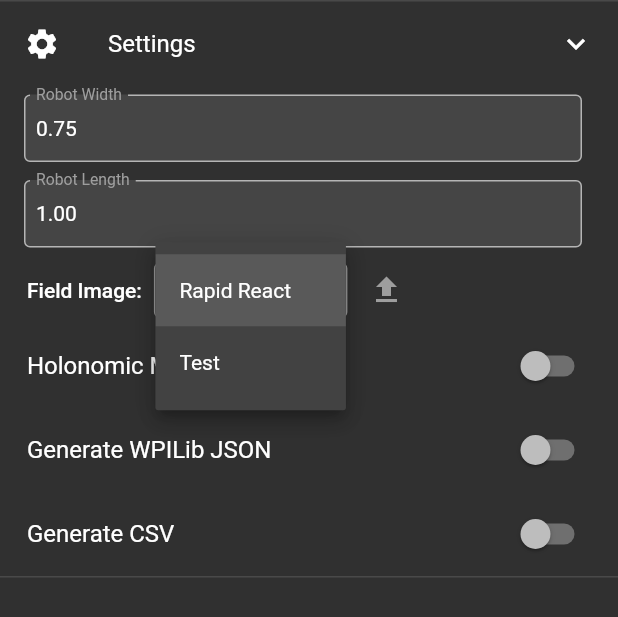
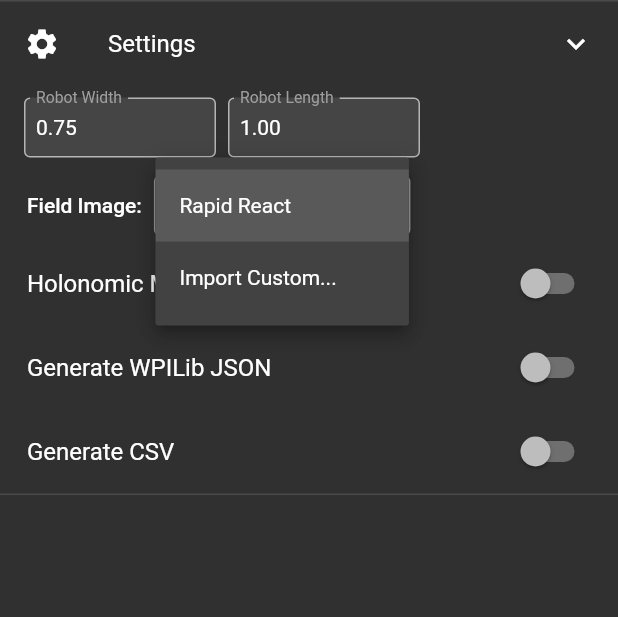
Before and after one commit to mjansen4857/pathplanner, a Flutter app: the SettingsTile widget shown alone on an empty page, opened directly, after a tap on "Settings", after a tap on "Rapid React", on a phone screen of 412 x 824 dp. Shown: the top 617 px of the screen. Run offline on Flutter 3.47's test engine with Material 2 defaults, Android fonts, the phone set to English and light mode, and no system bars; our stand-ins replace flutter_slidable, shared_preferences, tuple, visibility_detector; missing offline and left inert: bitsdojo_window, file_selector, function_tree, github, image_size_getter, macos_secure_bookmarks and 3 more; accounts and stored records are empty.

Commit message:
better field image select ui

```diff
--- a/lib/widgets/drawer_tiles/settings_tile.dart
+++ b/lib/widgets/drawer_tiles/settings_tile.dart
@@ -28,7 +28,6 @@ class _SettingsTileState extends State<SettingsTile>
   bool _generateCSV = false;
   List<FieldImage> _fieldImages = [
     FieldImage.official(OfficialField.RapidReact),
-    FieldImage.official(OfficialField.Test),
   ];
   FieldImage? _selectedField;
 
@@ -87,6 +86,11 @@ class _SettingsTileState extends State<SettingsTile>
         style: TextStyle(color: Colors.white),
       ),
       children: [
+        Padding(
+          padding: const EdgeInsets.only(left: 16, right: 24),
+          child: Row(
+            mainAxisSize: MainAxisSize.max,
+            children: [
               buildTextField(context, 'Robot Width', (value) {
                 if (value != null && _prefs != null) {
                   _prefs!.setDouble('robotWidth', value);
@@ -98,6 +102,7 @@ class _SettingsTileState extends State<SettingsTile>
                   widget.onSettingsChanged!.call();
                 }
               }, _width.toStringAsFixed(2)),
+              SizedBox(width: 8),
               buildTextField(context, 'Robot Length', (value) {
                 if (value != null && _prefs != null) {
                   _prefs!.setDouble('robotLength', value);
@@ -109,6 +114,9 @@ class _SettingsTileState extends State<SettingsTile>
                   widget.onSettingsChanged!.call();
                 }
               }, _length.toStringAsFixed(2)),
+            ],
+          ),
+        ),
         buildFieldImageDropdown(context),
         SwitchListTile(
           value: _holonomic,
@@ -177,9 +185,10 @@ class _SettingsTileState extends State<SettingsTile>
   Widget buildTextField(BuildContext context, String label,
       ValueChanged? onSubmitted, String text) {
     return Padding(
-      padding: const EdgeInsets.fromLTRB(16, 6, 24, 6),
+      padding: const EdgeInsets.symmetric(vertical: 8.0),
       child: Container(
-        height: 45,
+        height: 40,
+        width: 128,
         child: TextField(
           onSubmitted: (val) {
             if (onSubmitted != null) {
@@ -215,7 +224,7 @@ class _SettingsTileState extends State<SettingsTile>
     return Padding(
       padding: EdgeInsets.fromLTRB(18, 0, 24, 0),
       child: Container(
-        height: 45,
+        height: 48,
         child: Row(
           children: [
             Text(
@@ -226,7 +235,7 @@ class _SettingsTileState extends State<SettingsTile>
             Padding(
               padding: const EdgeInsets.symmetric(vertical: 4),
               child: Container(
-                width: 129,
+                width: 171,
                 decoration: BoxDecoration(
                   color: Colors.grey[800],
                   borderRadius: BorderRadius.circular(4),
@@ -238,37 +247,39 @@ class _SettingsTileState extends State<SettingsTile>
                         .copyWith(canvasColor: Colors.grey[800]),
                     child: ButtonTheme(
                       alignedDropdown: true,
-                      child: DropdownButton<FieldImage>(
+                      child: DropdownButton<FieldImage?>(
                         value: _selectedField,
                         isExpanded: true,
                         underline: Container(),
                         icon: Icon(Icons.arrow_drop_down),
                         style: TextStyle(fontSize: 14),
                         onChanged: (FieldImage? newValue) {
+                          if (newValue != null) {
                             setState(() {
                               _selectedField = newValue;
                             });
+                          } else {
+                            // Import new image
+                          }
                         },
-                        items: _fieldImages.map<DropdownMenuItem<FieldImage>>(
+                        items: [
+                          ..._fieldImages.map<DropdownMenuItem<FieldImage>>(
                               (FieldImage value) {
                             return DropdownMenuItem<FieldImage>(
                               value: value,
                               child: Text(value.name),
                             );
                           }).toList(),
+                          DropdownMenuItem<FieldImage?>(
+                            value: null,
+                            child: Text('Import Custom...'),
+                          )
+                        ],
                       ),
                     ),
                   ),
                 ),
               ),
-            ),
-            SizedBox(width: 2),
-            IconButton(
-              onPressed: () {},
-              icon: Icon(Icons.upload),
-              splashRadius: 18,
-              tooltip: 'Import Field Image',
-              color: Colors.grey,
             ),
           ],
         ),
--- a/lib/widgets/field_image.dart
+++ b/lib/widgets/field_image.dart
@@ -7,7 +7,6 @@ import 'package:image_size_getter/image_size_getter.dart';
 
 enum OfficialField {
   RapidReact,
-  Test,
 }
 
 class FieldImage extends StatelessWidget {
@@ -18,15 +17,6 @@ class FieldImage extends StatelessWidget {
 
   FieldImage.official(OfficialField field) {
     switch (field) {
-      case OfficialField.Test:
-        this.image = Image.asset(
-          'images/field22.png',
-          fit: BoxFit.contain,
-        );
-        this.defaultSize = ui.Size(3240, 1620);
-        this.pixelsPerMeter = 196.85;
-        this.name = 'Test';
-        break;
       case OfficialField.RapidReact:
       default:
         this.image = Image.asset(
```
Lines whose indentation alone changed are shown as unchanged.
